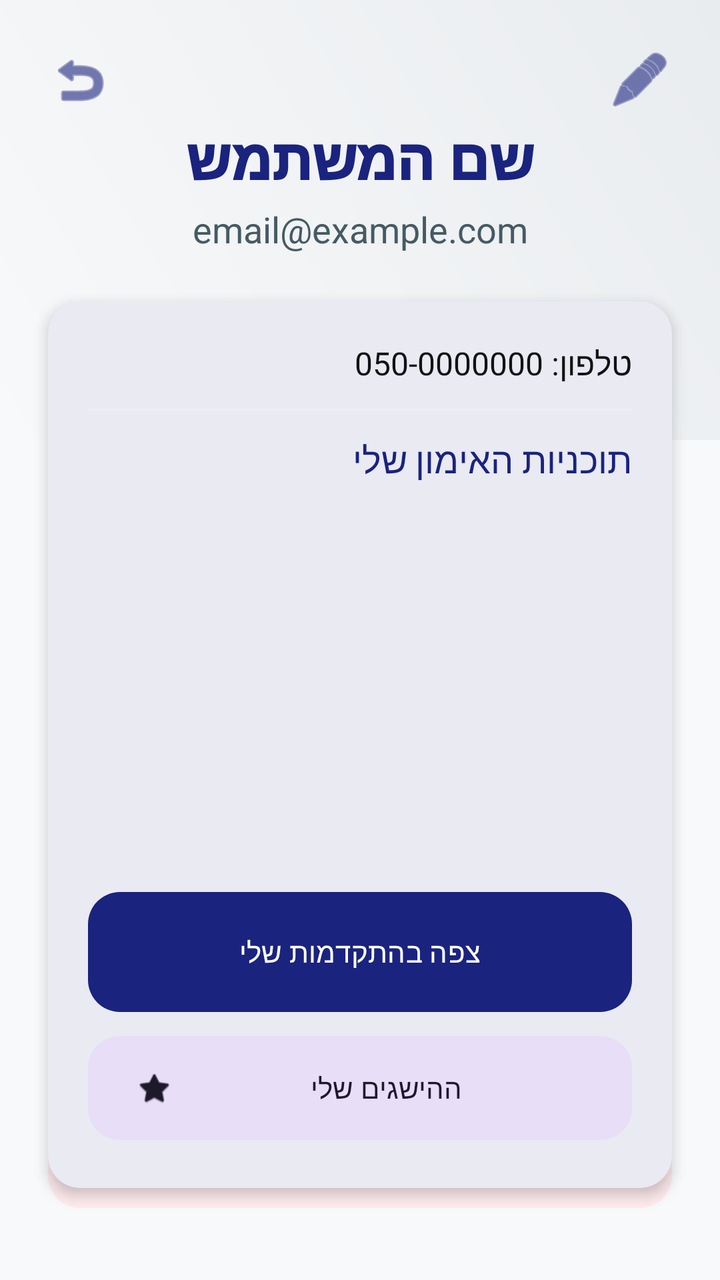
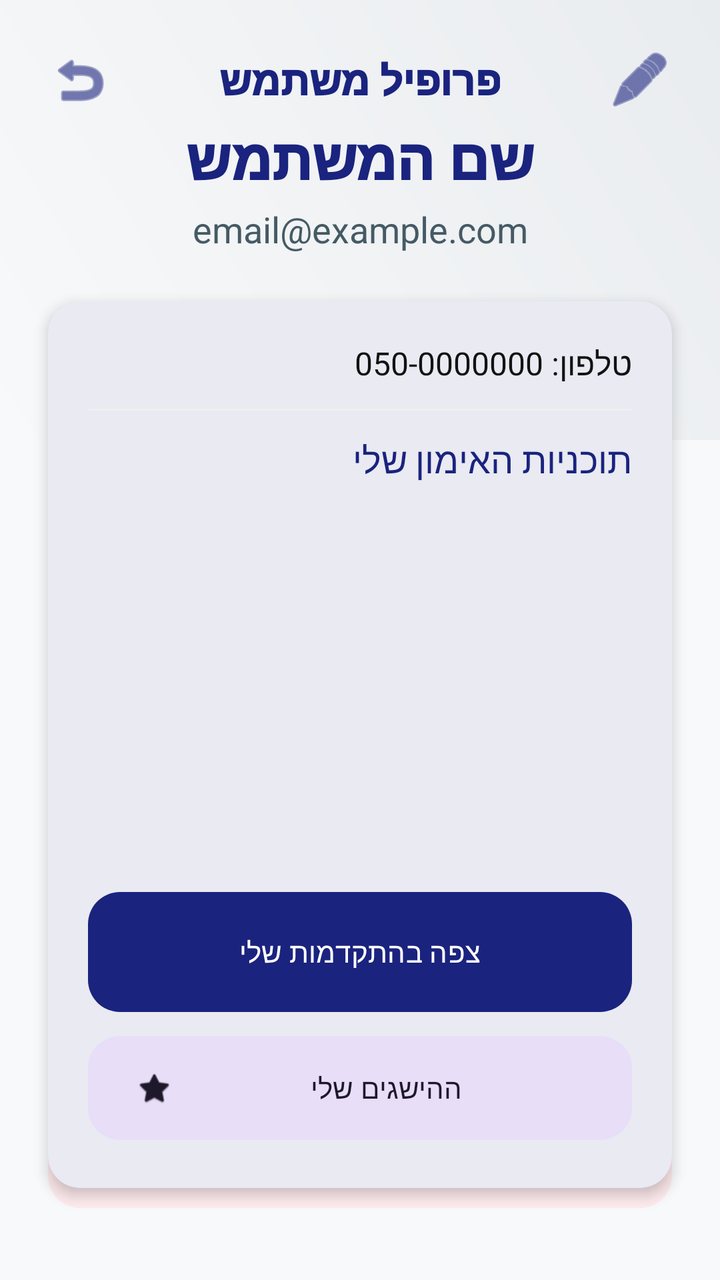

An Android layout rendered at two revisions. The XML below is the earlier revision; the diff shows what the commit changed to produce the second picture.
<!-- AndroidManifest.xml: application theme Theme.Gym_calender10 -->
<!-- res/layout/activity_users_profile.xml -->
<?xml version="1.0" encoding="utf-8"?>
<androidx.constraintlayout.widget.ConstraintLayout xmlns:android="http://schemas.android.com/apk/res/android"
    xmlns:app="http://schemas.android.com/apk/res-auto"
    xmlns:tools="http://schemas.android.com/tools"
    android:layout_width="match_parent"
    android:layout_height="match_parent"
    android:background="@color/backgroundColor">

    <View
        android:id="@+id/headerBackground"
        android:layout_width="0dp"
        android:layout_height="220dp"
        android:background="@drawable/bg_gradient_welcome"
        app:layout_constraintEnd_toEndOf="parent"
        app:layout_constraintStart_toStartOf="parent"
        app:layout_constraintTop_toTopOf="parent" />

    <ImageButton
        android:id="@+id/btnBackFromProfile"
        android:layout_width="48dp"
        android:layout_height="48dp"
        android:layout_marginTop="16dp"
        android:layout_marginStart="16dp"
        android:background="?attr/selectableItemBackgroundBorderless"
        android:src="@android:drawable/ic_menu_revert"
        app:layout_constraintStart_toStartOf="parent"
        app:layout_constraintTop_toTopOf="parent"
        app:tint="@color/primaryColor" />

    <ImageButton
        android:id="@+id/btnEditProfile"
        android:layout_width="48dp"
        android:layout_height="48dp"
        android:layout_marginTop="16dp"
        android:layout_marginEnd="16dp"
        android:background="?attr/selectableItemBackgroundBorderless"
        android:src="@android:drawable/ic_menu_edit"
        app:layout_constraintEnd_toEndOf="parent"
        app:layout_constraintTop_toTopOf="parent"
        app:tint="@color/primaryColor" />

    <TextView
        android:id="@+id/tvProfileName"
        android:layout_width="wrap_content"
        android:layout_height="wrap_content"
        android:layout_marginTop="60dp"
        android:fontFamily="sans-serif-black"
        android:text="שם המשתמש"
        android:textColor="@color/primaryColor"
        android:textSize="28sp"
        app:layout_constraintEnd_toEndOf="parent"
        app:layout_constraintStart_toStartOf="parent"
        app:layout_constraintTop_toTopOf="parent" />

    <TextView
        android:id="@+id/tvProfileEmail"
        android:layout_width="wrap_content"
        android:layout_height="wrap_content"
        android:layout_marginTop="4dp"
        android:text="email@example.com"
        android:textColor="@color/secondaryTextColor"
        android:textSize="18sp"
        app:layout_constraintEnd_toEndOf="parent"
        app:layout_constraintStart_toStartOf="parent"
        app:layout_constraintTop_toBottomOf="@+id/tvProfileName" />

    <com.google.android.material.card.MaterialCardView
        android:id="@+id/cvDetails"
        style="@style/AppCard"
        android:layout_width="0dp"
        android:layout_height="wrap_content"
        android:layout_marginHorizontal="24dp"
        android:layout_marginTop="24dp"
        app:layout_constraintEnd_toEndOf="parent"
        app:layout_constraintStart_toStartOf="parent"
        app:layout_constraintTop_toBottomOf="@+id/tvProfileEmail">

        <LinearLayout
            android:layout_width="match_parent"
            android:layout_height="wrap_content"
            android:orientation="vertical"
            android:padding="20dp">

            <TextView
                android:id="@+id/tvProfilePhone"
                android:layout_width="match_parent"
                android:layout_height="wrap_content"
                android:text="טלפון: 050-0000000"
                android:textColor="@color/primaryTextColor"
                android:textSize="16sp" />

            <View
                android:layout_width="match_parent"
                android:layout_height="1dp"
                android:layout_marginVertical="12dp"
                android:background="#EEEEEE" />

            <TextView
                android:layout_width="match_parent"
                android:layout_height="wrap_content"
                android:fontFamily="sans-serif-medium"
                android:text="תוכניות האימון שלי"
                android:textColor="@color/primaryColor"
                android:textSize="18sp" />

            <androidx.recyclerview.widget.RecyclerView
                android:id="@+id/rvProfilePlans"
                android:layout_width="match_parent"
                android:layout_height="180dp"
                android:layout_marginTop="8dp" />

            <com.google.android.material.button.MaterialButton
                android:id="@+id/btnViewProgress"
                android:layout_width="match_parent"
                android:layout_height="60dp"
                android:layout_marginTop="16dp"
                android:text="צפה בהתקדמות שלי"
                app:cornerRadius="16dp" />

            <com.google.android.material.button.MaterialButton
                android:id="@+id/btnViewAchievements"
                style="@style/Widget.Material3.Button.TonalButton"
                android:layout_width="match_parent"
                android:layout_height="60dp"
                android:layout_marginTop="8dp"
                android:text="ההישגים שלי"
                app:cornerRadius="16dp"
                app:icon="@android:drawable/btn_star_big_on" />

        </LinearLayout>
    </com.google.android.material.card.MaterialCardView>

    <com.google.android.material.button.MaterialButton
        android:id="@+id/btnLogout"
        style="@style/Widget.Material3.Button.TonalButton"
        android:layout_width="0dp"
        android:layout_height="60dp"
        android:layout_marginHorizontal="24dp"
        android:layout_marginBottom="32dp"
        android:text="התנתק"

        app:backgroundTint="#FFEBEE"
        app:cornerRadius="16dp"
        app:layout_constraintBottom_toBottomOf="parent"
        app:layout_constraintEnd_toEndOf="parent"
        app:layout_constraintStart_toStartOf="parent" />

</androidx.constraintlayout.widget.ConstraintLayout>
<!-- resources referenced by this layout -->
<resources>
  <color name="backgroundColor">#F8F9FA</color>
  <color name="primaryColor">#1A237E</color>
  <color name="primaryTextColor">#121212</color>
  <color name="secondaryTextColor">#455A64</color>
  <!-- drawable bg_gradient_welcome (drawable) -->
  <?xml version="1.0" encoding="utf-8"?>
  <shape xmlns:android="http://schemas.android.com/apk/res/android"
      android:shape="rectangle">
      <gradient
          android:angle="45"
          android:endColor="@color/bg_welcome_end"
          android:startColor="@color/bg_welcome_start"
          android:type="linear" />
  </shape>
  <style name="AppCard" parent="Widget.Material3.CardView.Elevated">
          <item name="cardBackgroundColor">@color/cardBackground</item>
          <item name="cardElevation">4dp</item>
          <item name="cardCornerRadius">16dp</item>
          <item name="shapeAppearance">@style/ShapeAppearance.App.MediumComponent</item>
      </style>
  <style name="Theme.Gym_calender10" parent="Theme.Material3.Light.NoActionBar">
          
          <item name="colorPrimary">@color/primaryColor</item>
          <item name="colorPrimaryVariant">@color/primaryDarkColor</item>
          <item name="colorOnPrimary">@color/whiteTextColor</item>
  
          
          <item name="colorSecondary">@color/secondaryColor</item>
          <item name="colorSecondaryVariant">@color/secondaryDarkColor</item>
          <item name="colorOnSecondary">@color/whiteTextColor</item>
  
          
          <item name="android:statusBarColor">@color/primaryDarkColor</item>
  
          
          <item name="android:windowBackground">@color/backgroundColor</item>
          <item name="colorSurface">@color/surfaceColor</item>
          <item name="colorOnSurface">@color/primaryTextColor</item>
  
          
          <item name="materialButtonStyle">@style/AppButton</item>
          <item name="textInputStyle">@style/AppTextInputLayout</item>
          <item name="materialCardViewStyle">@style/AppCard</item>
  
          <item name="bottomSheetDialogTheme">@style/AppBottomSheetDialogTheme</item>
      </style>
  <color name="bg_welcome_end">#E9ECEF</color>
  <color name="bg_welcome_start">#F8F9FA</color>
  <color name="cardBackground">#FFFFFF</color>
  <style name="ShapeAppearance.App.MediumComponent" parent="ShapeAppearance.Material3.MediumComponent">
          <item name="cornerFamily">rounded</item>
          <item name="cornerSize">12dp</item>
      </style>
  <color name="primaryDarkColor">#000051</color>
  <color name="whiteTextColor">#FFFFFF</color>
  <color name="secondaryColor">#E65100</color>
  <color name="secondaryDarkColor">#BF360C</color>
  <color name="surfaceColor">#FFFFFF</color>
  <style name="AppButton" parent="Widget.Material3.Button">
          <item name="android:insetTop">0dp</item>
          <item name="android:insetBottom">0dp</item>
          <item name="shapeAppearance">@style/ShapeAppearance.App.MediumComponent</item>
      </style>
  <style name="AppTextInputLayout" parent="Widget.Material3.TextInputLayout.OutlinedBox">
          <item name="boxStrokeColor">@color/primaryColor</item>
          <item name="boxCornerRadiusTopStart">8dp</item>
          <item name="boxCornerRadiusTopEnd">8dp</item>
          <item name="boxCornerRadiusBottomStart">8dp</item>
          <item name="boxCornerRadiusBottomEnd">8dp</item>
      </style>
  <style name="AppBottomSheetDialogTheme" parent="Theme.Design.Light.BottomSheetDialog">
          <item name="bottomSheetStyle">@style/AppBottomSheetStyle</item>
      </style>
  <style name="AppBottomSheetStyle" parent="Widget.Design.BottomSheet.Modal">
          <item name="android:background">@android:color/transparent</item>
      </style>
</resources>

<!-- the commit's change to res/layout/activity_users_profile.xml (unified diff, before → after) -->
@@ -15,17 +15,32 @@
         app:layout_constraintStart_toStartOf="parent"
         app:layout_constraintTop_toTopOf="parent" />
 
-    <ImageButton
-        android:id="@+id/btnBackFromProfile"
-        android:layout_width="48dp"
-        android:layout_height="48dp"
-        android:layout_marginTop="16dp"
-        android:layout_marginStart="16dp"
-        android:background="?attr/selectableItemBackgroundBorderless"
-        android:src="@android:drawable/ic_menu_revert"
-        app:layout_constraintStart_toStartOf="parent"
-        app:layout_constraintTop_toTopOf="parent"
-        app:tint="@color/primaryColor" />
+    <FrameLayout
+        android:id="@+id/topBar"
+        android:layout_width="match_parent"
+        android:layout_height="wrap_content"
+        android:padding="16dp"
+        app:layout_constraintTop_toTopOf="parent">
+
+        <ImageButton
+            android:id="@+id/btnBack"
+            android:layout_width="48dp"
+            android:layout_height="48dp"
+            android:layout_gravity="start|center_vertical"
+            android:background="?attr/selectableItemBackgroundBorderless"
+            android:src="@android:drawable/ic_menu_revert"
+            app:tint="@color/primaryColor"
+            android:contentDescription="חזרה" />
+
+        <TextView
+            android:layout_width="wrap_content"
+            android:layout_height="wrap_content"
+            android:layout_gravity="center"
+            android:text="פרופיל משתמש"
+            android:textColor="@color/primaryColor"
+            android:textSize="20sp"
+            android:fontFamily="sans-serif-black" />
+    </FrameLayout>
 
     <ImageButton
         android:id="@+id/btnEditProfile"
